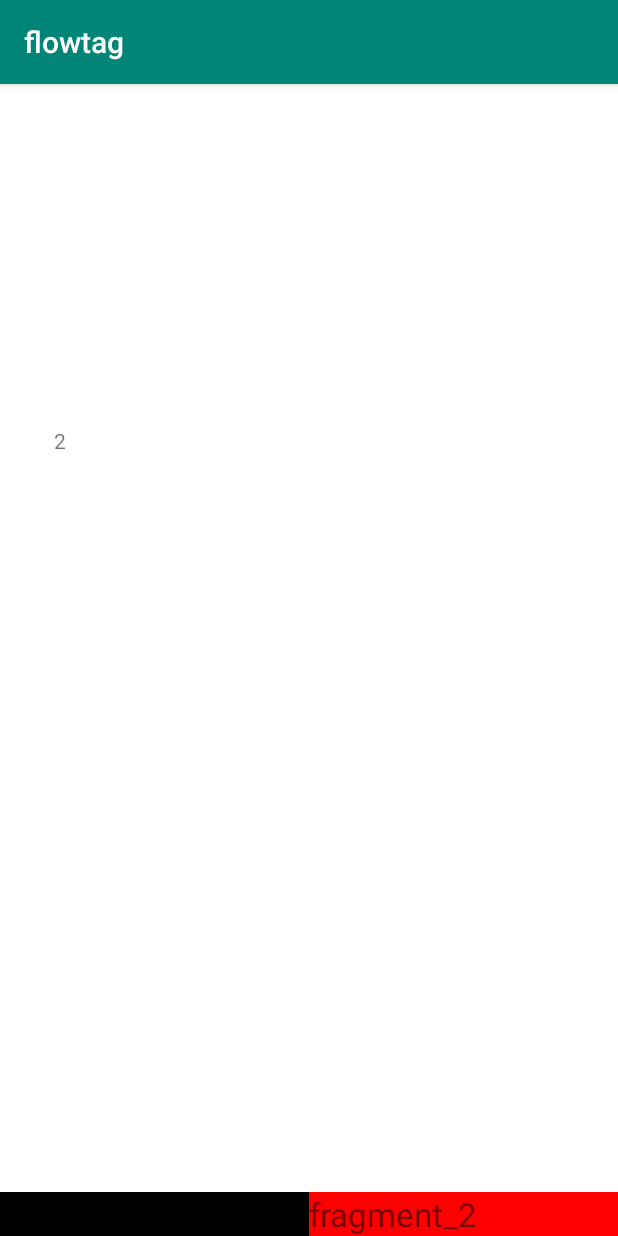
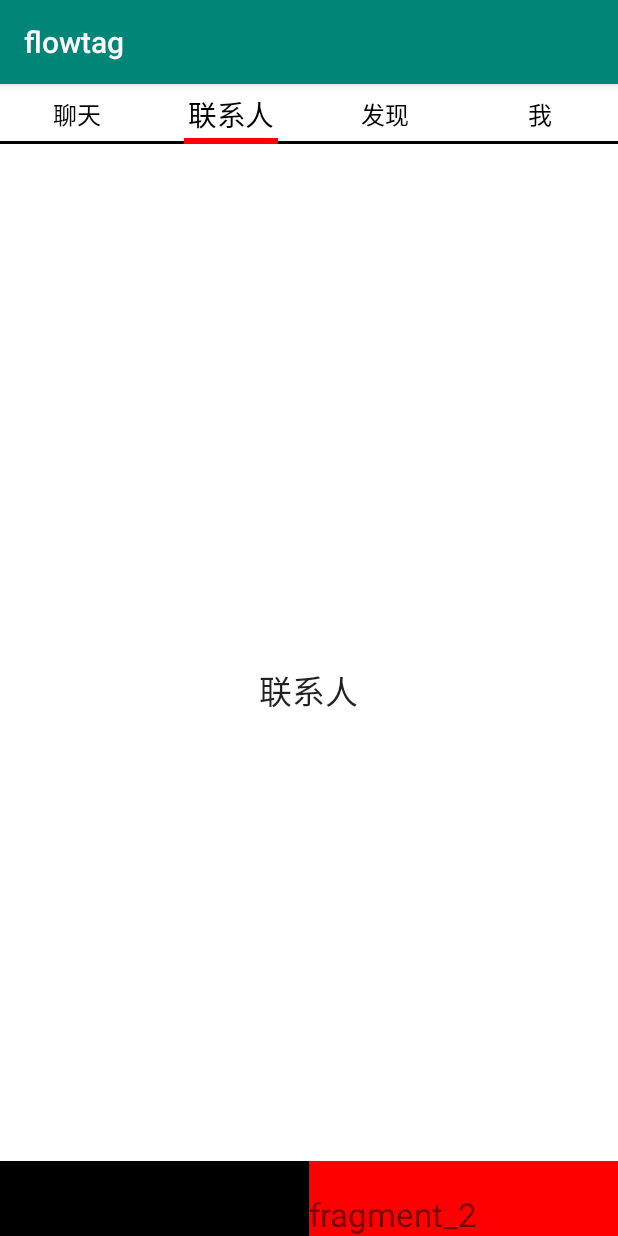
Before and after one commit to muyi-zcy/flowtag_yang, an Android app: the screen it shows after launch (MainActivity), after a tap on "fragment_2", on a phone screen of 412 x 824 dp. Run offline under Robolectric (Android 15) with nearby library versions, the phone set to English and light mode, and no system bars.

Commit message:
固定数量导航

```diff
--- /dev/null
+++ b/app/src/main/java/com/yang/flowtag/FixTabPagerAdapter.java
@@ -0,0 +1,44 @@
+package com.yang.flowtag;
+
+import android.view.ViewGroup;
+
+import androidx.fragment.app.Fragment;
+import androidx.fragment.app.FragmentManager;
+import androidx.fragment.app.FragmentPagerAdapter;
+
+import java.util.ArrayList;
+import java.util.List;
+
+public class FixTabPagerAdapter extends FragmentPagerAdapter {
+
+    private ArrayList<String> titles;
+
+    private List<Fragment> fragments;
+
+    public FixTabPagerAdapter(FragmentManager fm, ArrayList<String> list, List<Fragment> fragments) {
+        super(fm);
+        this.titles = list;
+        this.fragments=fragments;
+    }
+
+
+    @Override
+    public CharSequence getPageTitle(int position) {
+        return titles.get(position);
+    }
+
+    @Override
+    public int getCount() {
+        return titles.size();
+    }
+
+    @Override
+    public Object instantiateItem(ViewGroup container, int position) {
+        return super.instantiateItem(container, position);
+    }
+
+    @Override
+    public Fragment getItem(int position) {
+        return fragments.get(position);
+    }
+}
--- a/app/src/main/java/com/yang/flowtag/Fragment_2.java
+++ b/app/src/main/java/com/yang/flowtag/Fragment_2.java
@@ -6,12 +6,39 @@ import android.view.View;
 import android.view.ViewGroup;
 
 import androidx.fragment.app.Fragment;
+import androidx.viewpager.widget.ViewPager;
+
+import com.yang.slidingtab_yang.PagerSlidingTabStrip;
+
+import java.util.ArrayList;
 
 public class Fragment_2 extends Fragment {
+
+    private PagerSlidingTabStrip tabs;
+    private ViewPager pager;
+
     @Override
     public View onCreateView(LayoutInflater inflater, ViewGroup container,
                              Bundle savedInstanceState) {
         View v=inflater.inflate(R.layout.fragment_2, container, false);
+
+        pager = (ViewPager)v.findViewById(R.id.pager);
+        tabs = (PagerSlidingTabStrip)v.findViewById(R.id.tabs);
+        ArrayList<String> titles = new ArrayList<>();
+        titles.add("聊天");
+        titles.add("联系人");
+        titles.add("发现");
+        titles.add("我");
+        ArrayList<Fragment> fragments = new ArrayList<>();
+        for (String s : titles) {
+            Bundle bundle = new Bundle();
+            bundle.putString("title", s);
+            fragments.add(FragmentContent.getInstance(bundle));
+        }
+        pager.setAdapter(new FixTabPagerAdapter(getChildFragmentManager(), titles, fragments));
+        tabs.setViewPager(pager);
+        pager.setCurrentItem(1);
+
         return v;
     }
 }
--- a/app/src/main/res/layout/activity_main.xml
+++ b/app/src/main/res/layout/activity_main.xml
@@ -13,7 +13,7 @@
     <LinearLayout
         android:id="@+id/frameMenu"
         android:layout_width="match_parent"
-        android:layout_height="wrap_content"
+        android:layout_height="50dp"
         android:layout_alignParentBottom="true"
         >
 
@@ -27,7 +27,7 @@
             <LinearLayout
                 android:id="@+id/layout_1"
                 android:layout_width="fill_parent"
-                android:layout_height="wrap_content"
+                android:layout_height="match_parent"
                 android:layout_weight="1"
                 android:background="#000000">
                 <TextView
@@ -43,7 +43,7 @@
             <LinearLayout
                 android:id="@+id/layout_2"
                 android:layout_width="fill_parent"
-                android:layout_height="wrap_content"
+                android:layout_height="match_parent"
                 android:layout_weight="1"
                 android:background="#FF0000">
 
--- a/app/src/main/res/layout/fragment_2.xml
+++ b/app/src/main/res/layout/fragment_2.xml
@@ -1,16 +1,28 @@
 <?xml version="1.0" encoding="utf-8"?>
-<androidx.constraintlayout.widget.ConstraintLayout xmlns:android="http://schemas.android.com/apk/res/android"
+<RelativeLayout
+    xmlns:android="http://schemas.android.com/apk/res/android"
     xmlns:app="http://schemas.android.com/apk/res-auto"
-    xmlns:tools="http://schemas.android.com/tools"
     android:layout_width="match_parent"
     android:layout_height="match_parent">
 
-    <TextView
-        android:layout_width="wrap_content"
+    <com.yang.slidingtab_yang.PagerSlidingTabStrip
+        android:id="@+id/tabs"
+        android:layout_width="match_parent"
+        android:layout_height="40dp"
+        android:textColor="#000000"
+        android:textSize="16sp"
+        app:pstsDividerColor="@android:color/transparent"
+        app:pstsIndicatorColor="#ff0000"
+        app:pstsIndicatorHeight="4dp"
+        app:pstsScaleZoomMax="0.2"
+        app:pstsShouldExpand="true"
+        app:pstsTextSelectedColor="#000000"
+        app:pstsUnderlineColor="#000000" />
+
+    <androidx.viewpager.widget.ViewPager
+        android:id="@+id/pager"
+        android:layout_width="match_parent"
         android:layout_height="wrap_content"
-        android:layout_marginStart="36dp"
-        android:layout_marginTop="228dp"
-        android:text="2"
-        app:layout_constraintStart_toStartOf="parent"
-        app:layout_constraintTop_toTopOf="parent" />
-</androidx.constraintlayout.widget.ConstraintLayout>
+        android:layout_below="@+id/tabs" />
+
+</RelativeLayout>
```
